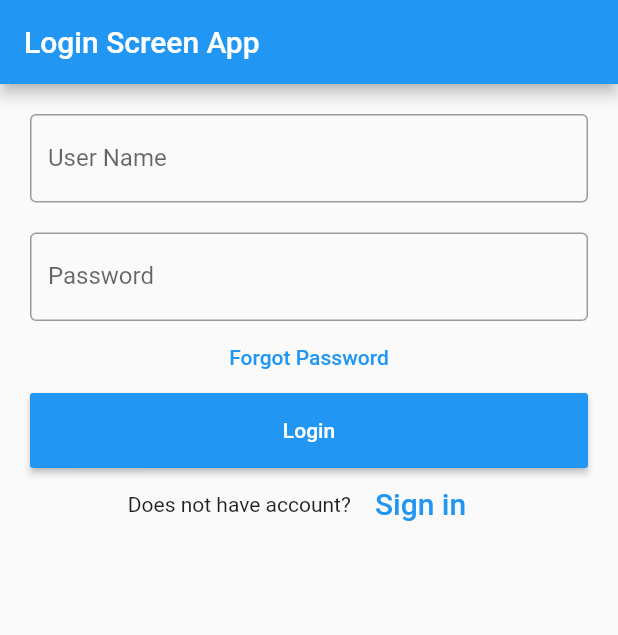
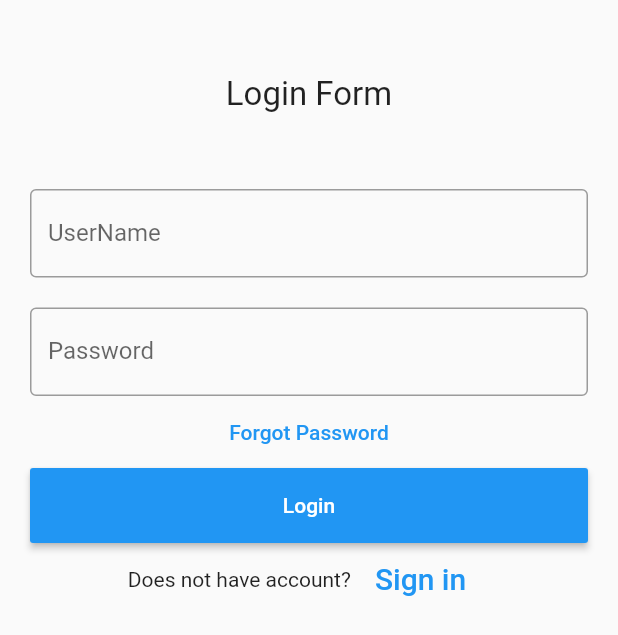
Before and after one commit to KshamaAgrawal/FirstDrawer_flutter, a Flutter app: the screen it shows after launch, on a phone screen of 412 x 824 dp. Shown: the top 635 px of the screen. Run offline on Flutter 3.47's test engine with Material 2 defaults, Android fonts, the phone set to English and light mode, and no system bars.

Commit message:
validation in login Form

```diff
--- a/lib/login_screen.dart
+++ b/lib/login_screen.dart
@@ -11,23 +11,27 @@ class _State extends State<LoginPage> {
   TextEditingController nameController = TextEditingController();
   TextEditingController passwordController = TextEditingController();
 
+  var Username = "Kshama";
+  var Password = "kshama1234";
+
   @override
   Widget build(BuildContext context) {
     return Scaffold(
-        appBar: AppBar(
-          title: Text('Login Screen App'),
-        ),
       body: Padding(
           padding: EdgeInsets.all(10),
             child: ListView(
               children: <Widget>[
+                Container(
+                  padding: EdgeInsets.all(40),
+                  child: Center(child: new Text('Login Form',style: TextStyle(fontSize: 22,),)),
+                ),
                 Container(
                   padding: EdgeInsets.all(10),
                   child: TextField(
                     controller: nameController,
                     decoration: InputDecoration(
                       border: OutlineInputBorder(),
-                      labelText: 'User Name',
+                      labelText: 'UserName',
                     ),
                   ),
                 ),
@@ -57,10 +61,24 @@ class _State extends State<LoginPage> {
                       color: Colors.blue,
                       child: Text('Login'),
                       onPressed: () {
+                        if(nameController.text == Username || passwordController.text == Password){
                           Navigator.push(
                             context,
                             MaterialPageRoute(builder: (context) => homePage()),
                           );
+                        }
+                        else{
+                          AlertDialog alert = AlertDialog(
+                            title: Text("Simple Alert"),
+                            content: Text("Invalid UserName and Password", style: TextStyle(color: Colors.red),),
+                          );
+                          showDialog(
+                            context: context,
+                            builder: (BuildContext context) {
+                              return alert;
+                            },
+                          );
+                        }
                        print(nameController.text);
                         print(passwordController.text);
                       },
--- a/lib/main.dart
+++ b/lib/main.dart
@@ -9,6 +9,7 @@ class MyApp extends StatelessWidget {
   Widget build(BuildContext context) {
     return MaterialApp(
       debugShowCheckedModeBanner: false,                                          // remove debug banner form main.dart
-      theme: ThemeData(primarySwatch: Colors.blue), home: LoginPage());
+      theme: ThemeData(primarySwatch: Colors.blue), home: LoginPage()
+    );
   }
 }
```
Also changed, not shown: 2 other files. Lines whose indentation alone changed are shown as unchanged.
